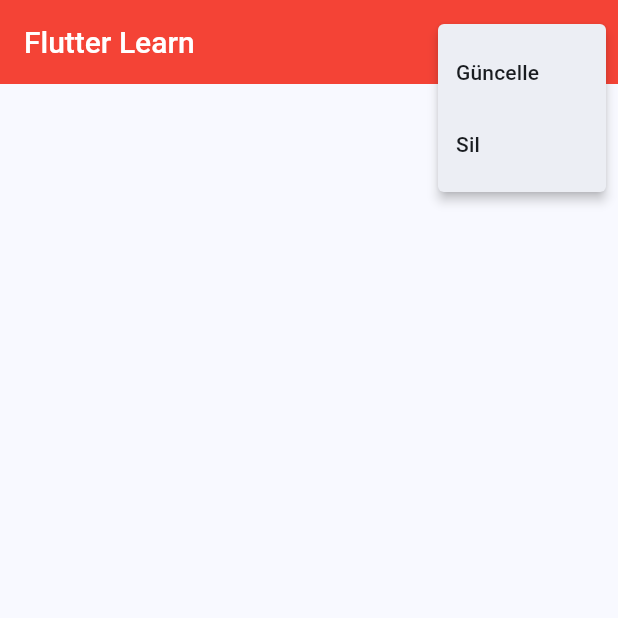
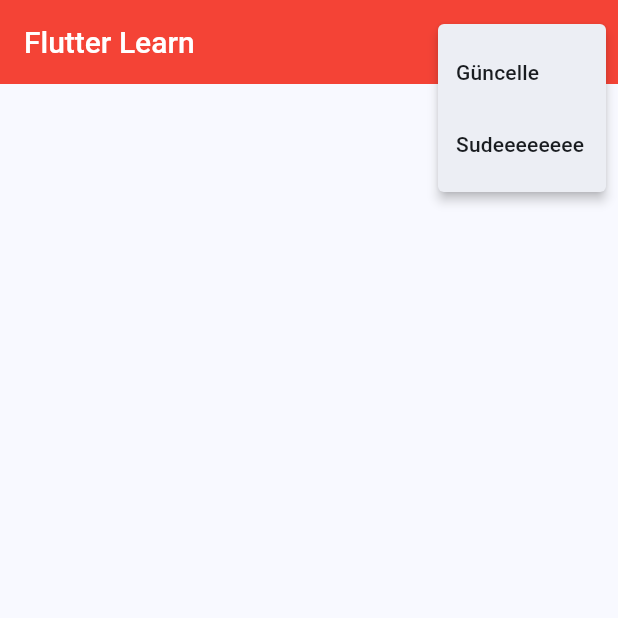
Before and after one commit to Yagiz1717/git_deneme_1, a Flutter app: the screen it shows after launch, after a tap on the "more vert" icon, on a phone screen of 412 x 824 dp, the top half of it. Run offline on Flutter 3.47's test engine with Material 2 defaults, Android fonts, the phone set to English and light mode, and no system bars.

Commit message:
sude güncellemesi

```diff
--- a/flutter_learn/lib/main.dart
+++ b/flutter_learn/lib/main.dart
@@ -54,7 +54,7 @@
                 child: Text("Güncelle"),
               ),
               PopupMenuItem(
-                child: Text("Sil"),
+                child: Text("Sudeeeeeeee"),
               ),
             ]
           )
```
